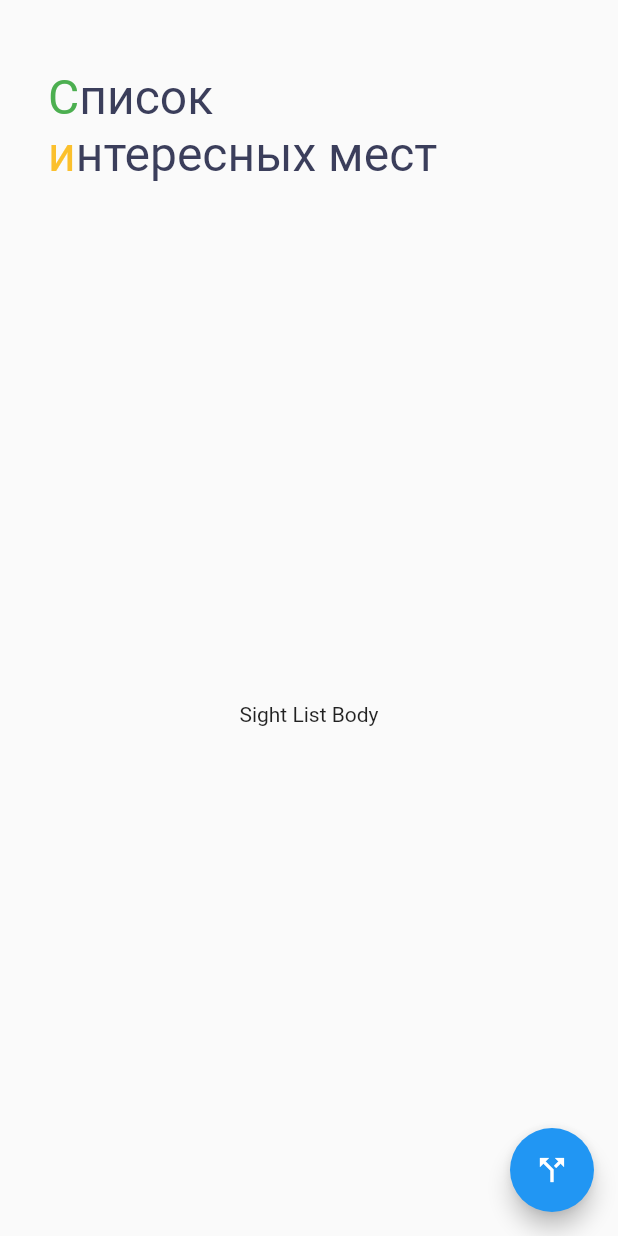
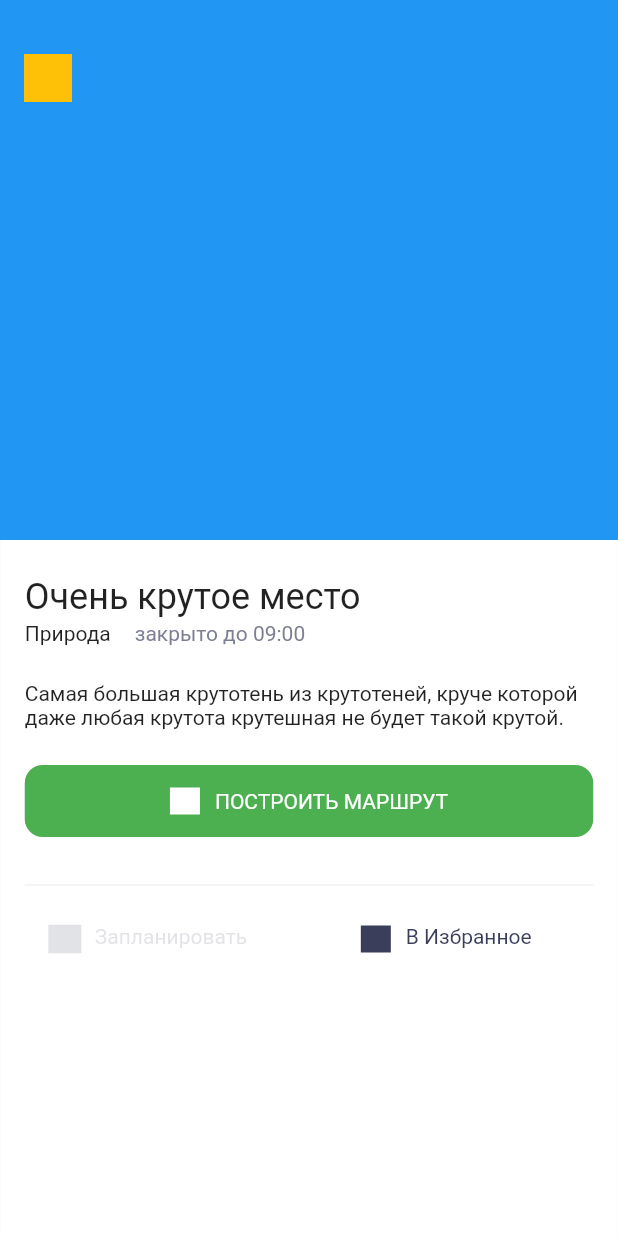
Before and after one commit to alexb82/surf-flutter-course-balashov, a Flutter app: the screen it shows after launch, on a phone screen of 412 x 824 dp. Run offline on Flutter 3.47's test engine with Material 2 defaults, Android fonts, the phone set to English and light mode, and no system bars.

Commit message:
Task 4.3 with bad font

```diff
--- /dev/null
+++ b/lib/UI/screen/sight_card.dart
@@ -0,0 +1,70 @@
+import 'package:flutter/material.dart';
+import 'package:places/domain/sight.dart';
+
+class SightCard extends StatelessWidget {
+  final Sight sight;
+
+  SightCard(this.sight);
+
+  @override
+  Widget build(BuildContext context) {
+    return Padding(
+      padding: EdgeInsets.all(16),
+      child: Column(children: [
+        Container(
+          width: 328,
+          height: 96,
+          decoration: BoxDecoration(
+            color: Colors.red,
+            borderRadius:
+                BorderRadius.vertical(
+                  top: Radius.circular(16),
+                ),
+          ),
+          child: Stack(
+            children: [
+              Align(
+                alignment: Alignment(-0.902, -0.667),
+                child: Text(sight.type),
+
+              ),
+              Align(
+                alignment: Alignment(0.89,-0.604),
+                child: Container(
+                  width: 20,
+                  height: 18,
+                  color: Colors.black,
+                ),
+              ),
+            ],
+          )
+        ),
+        Container(
+          width: 328,
+          height: 92,
+          color: Color(0xFFF5F5F5),
+          child: Padding(
+            padding: EdgeInsets.fromLTRB(16, 16, 16, 0),
+            child: Column(
+
+            children: [
+              Container(
+
+                width: 296,
+                child: Text(sight.name, textAlign: TextAlign.left, ),
+              ),
+              Container(
+                width: 296,
+                margin: EdgeInsets.only(
+                  top: 2,
+                ),
+                child: Text(sight.url, textAlign: TextAlign.left,style: TextStyle(color: Color(0xFF7C7E92)), )
+              )
+            ],
+          ),
+        ),
+        ),
+      ]),
+    );
+  }
+}
--- a/lib/UI/screen/sight_list_screen.dart
+++ b/lib/UI/screen/sight_list_screen.dart
@@ -1,4 +1,6 @@
 import 'package:flutter/material.dart';
+import 'package:places/UI/screen/sight_card.dart';
+import 'package:places/mocks.dart';
 
 class NotColoredText extends StatelessWidget {
   @override
@@ -17,79 +19,39 @@ class NotColoredText extends StatelessWidget {
   }
 }
 
-class ColoredText extends StatelessWidget {
-  @override
-  Widget build(BuildContext context) {
-    return (RichText(
-      text: TextSpan(
-        text: "С",
-        style: TextStyle(
-          fontFamily: "Roboto",
-          fontSize: 32,
-          color: Color(0xFF4CAF50),
-        ),
-        children: [
-          TextSpan(
-            text: "писок\n",
-            style: TextStyle(
-              fontFamily: "Roboto",
-              fontSize: 32,
-              color: Color(0xFF3B3E5B),
-            ),
-          ),
-          TextSpan(
-            text: "и",
-            style: TextStyle(
-              fontFamily: "Roboto",
-              fontSize: 32,
-              color: Color(0xFFFBC02D),
-            ),
-          ),
-          TextSpan(
-            text: "нтересных мест",
-            style: TextStyle(
-              fontFamily: "Roboto",
-              fontSize: 32,
-              color: Color(0xFF3B3E5B),
-            ),
-          ),
-        ],
-      ),
-    ));
-  }
-}
-
 class SightListScreen extends StatefulWidget {
   @override
   _SightListScreenState createState() => _SightListScreenState();
 }
 
 class _SightListScreenState extends State<SightListScreen> {
-  var colored = false;
-
-  void splitColor() {
-    setState(() {
-      colored = !colored;
+  List<Widget> _getSightsList() {
+    return new List<Widget>.generate(mocks.length, (int index) {
+      return SightCard(mocks[index]);
     });
   }
 
   @override
   Widget build(BuildContext context) {
     return Scaffold(
+      backgroundColor: Colors.white,
       appBar: AppBar(
         title: Padding(
           padding: EdgeInsets.fromLTRB(16, 40, 16, 0),
-          child: colored ? NotColoredText() : ColoredText(),
+          child: NotColoredText(),
         ),
         backgroundColor: Colors.transparent,
         elevation: 0,
         toolbarHeight: 128,
       ),
-      body: Center(
-        child: Text("Sight List Body"),
+      body: Container(
+        width: 400,
+        child: SingleChildScrollView(
+          child: Column(
+            children: _getSightsList(),
+          ),
+        ),
       ),
-      floatingActionButton: FloatingActionButton(
-          onPressed: splitColor, child: Icon(Icons.call_split)),
     );
   }
 }
--- /dev/null
+++ b/lib/UI/screen/sightdetails.dart
@@ -0,0 +1,274 @@
+import 'package:flutter/material.dart';
+import 'package:places/domain/sight.dart';
+
+class SightDetails extends StatelessWidget {
+  final Sight sight;
+
+  SightDetails(this.sight);
+
+  Widget _buildPlanButton(BuildContext context) {
+    return Container(
+      width: 164,
+      height: 40,
+      child: Row(
+        mainAxisAlignment: MainAxisAlignment.center,
+        children: [
+          Container(
+            width: 22,
+            height: 19,
+            color: Color(0x387C7E92),
+            alignment: Alignment.topLeft,
+            padding: EdgeInsets.only(
+              top: 10.5,
+              left: 17,
+            ),
+          ),
+          Container(
+            alignment: Alignment.topLeft,
+            padding: EdgeInsets.only(
+              left: 9,
+              top: 10.5,
+            ),
+            child: Text(
+              'Запланировать',
+              style: TextStyle(
+                color: Color(0x387C7E92),
+              ),
+            ),
+          ),
+        ],
+      ),
+    );
+  }
+
+  Widget _buildFavButton(BuildContext context) {
+    return Padding(
+      padding: EdgeInsets.only(
+        right: 16,
+      ),
+      child: Container(
+        width: 164,
+        height: 40,
+        child: Row(
+          mainAxisAlignment: MainAxisAlignment.center,
+          children: [
+            Container(
+              width: 20,
+              height: 18,
+              color: Color(0xFF3B3E5B),
+              alignment: Alignment.topLeft,
+              padding: EdgeInsets.only(
+                top: 11,
+                left: 26,
+              ),
+            ),
+            Container(
+              alignment: Alignment.topLeft,
+              padding: EdgeInsets.only(
+                left: 10,
+                top: 10.5,
+              ),
+              child: Text(
+                'В Избранное',
+                style: TextStyle(
+                  color: Color(0xFF3B3E5B),
+                ),
+              ),
+            ),
+          ],
+        ),
+      ),
+    );
+  }
+
+  Widget _buildSightAdditionalButtons(BuildContext context) {
+    return Padding(
+      padding: EdgeInsets.only(
+        top: 8,
+      ),
+      child: Row(
+        mainAxisAlignment: MainAxisAlignment.spaceBetween,
+        children: [
+          _buildPlanButton(context),
+          _buildFavButton(context),
+        ],
+      ),
+    );
+  }
+
+  Widget _buildSightAddInfo(BuildContext context) {
+    return Container(
+      padding: EdgeInsets.only(
+        top: 2,
+      ),
+      child: Row(
+        children: [
+          Container(
+            child: Text(
+              sight.type,
+              style: TextStyle(
+                fontSize: 14,
+                fontWeight: FontWeight.normal,
+              ),
+            ),
+          ),
+          Container(
+            padding: EdgeInsets.only(
+              left: 16,
+            ),
+            child: Text(
+              'закрыто до 09:00',
+              style: TextStyle(
+                fontSize: 14,
+                fontWeight: FontWeight.normal,
+                color: Color(0xFF7C7E92),
+              ),
+            ),
+          ),
+        ],
+      ),
+    );
+  }
+
+  Widget _buildSightName(BuildContext context) {
+    return Container(
+      alignment: Alignment.topLeft,
+      child: Text(
+        sight.name,
+        textAlign: TextAlign.left,
+        style: TextStyle(
+          fontSize: 24,
+          fontWeight: FontWeight.normal,
+        ),
+      ),
+    );
+  }
+
+  Widget _buildSightDetails(BuildContext context) {
+    return Container(
+      alignment: Alignment.topLeft,
+      padding: EdgeInsets.only(
+        top: 24,
+      ),
+      child: Text(
+        sight.details,
+        style: TextStyle(
+          fontSize: 14,
+          fontWeight: FontWeight.normal,
+          fontStyle: FontStyle.normal,
+        ),
+      ),
+    );
+  }
+
+  Widget _buildDivider(BuildContext context) {
+    return Container(
+      padding: EdgeInsets.only(
+        top: 24,
+      ),
+      child: Divider(
+        color: Color(0x247C7E92),
+        thickness: 0.8,
+      ),
+    );
+  }
+
+  Widget _buildGallery(BuildContext context) {
+    return Container(
+      height: 360,
+      width: MediaQuery.of(context).size.width,
+      color: Colors.blue,
+      child: Padding(
+        padding: EdgeInsets.only(
+          left: 16,
+          top: 36,
+        ),
+        child: Container(
+          alignment: Alignment.topLeft,
+          child: SizedBox(
+            width: 32.0,
+            height: 32.0,
+            child: const DecoratedBox(
+              decoration: const BoxDecoration(color: Colors.amber),
+            ),
+          ),
+        ),
+      ),
+    );
+  }
+
+  Widget _buildRouteButton(BuildContext context) {
+    return Padding(
+      //Button route
+      padding: EdgeInsets.only(
+        top: 24,
+      ),
+      child: Container(
+        alignment: Alignment.center,
+        height: 48,
+        decoration: BoxDecoration(
+          color: Color(0xFF4CAF50),
+          borderRadius: BorderRadius.circular(12),
+        ),
+        child: Row(
+          mainAxisAlignment: MainAxisAlignment.center,
+          children: [
+            Container(
+              width: 20,
+              height: 18,
+              color: Colors.white,
+            ),
+            Container(
+              padding: EdgeInsets.only(
+                left: 10,
+              ),
+              child: Text(
+                'ПОСТРОИТЬ МАРШРУТ',
+                style: TextStyle(color: Colors.white),
+              ),
+            ),
+          ],
+        ),
+      ),
+    );
+  }
+
+  @override
+  Widget build(BuildContext context) {
+    return SizedBox(
+      width: MediaQuery.of(context).size.width,
+      child: Stack(
+        children: [
+          Padding(
+            padding: EdgeInsets.fromLTRB(0.5, 64, 0.5, 0),
+            child: Container(
+              alignment: Alignment.bottomCenter,
+              height: MediaQuery.of(context).size.height - 64,
+              color: Colors.white,
+              child: Container(
+                //content here
+                alignment: Alignment.topLeft,
+                padding: EdgeInsets.only(
+                  left: 16,
+                  top: 320,
+                  right: 16,
+                ),
+                child: Column(
+                  children: [
+                    _buildSightName(context),
+                    _buildSightAddInfo(context),
+                    _buildSightDetails(context),
+                    _buildRouteButton(context),
+                    _buildDivider(context),
+                    _buildSightAdditionalButtons(context),
+                  ],
+                ),
+              ),
+            ),
+          ),
+          _buildGallery(context),
+        ],
+      ),
+    );
+  }
+}
--- /dev/null
+++ b/lib/domain/sight.dart
@@ -0,0 +1,10 @@
+class Sight {
+  final String name;
+  final double lat;
+  final double lon;
+  final String url;
+  final String details;
+  final String type;
+
+  Sight(this.name, this.lat, this.lon, this.url, this.details, this.type);
+}
--- a/lib/main.dart
+++ b/lib/main.dart
@@ -1,5 +1,6 @@
 import 'package:flutter/material.dart';
-import 'package:places/UI/screen/sight_list_screen.dart';
+import 'package:places/UI/screen/sightdetails.dart';
+import 'package:places/mocks.dart';
 
 void main() {
   runApp(App());
@@ -11,7 +12,7 @@ class App extends StatelessWidget {
     return MaterialApp(
       title: "Task 3.5!",
       home: Material(
-        child: SightListScreen(),
+        child: SightDetails(mocks[0]),
       ),
     );
   }
--- /dev/null
+++ b/lib/mocks.dart
@@ -0,0 +1,44 @@
+import 'package:places/domain/sight.dart';
+
+final List<Sight> mocks = [
+  Sight(
+    'Очень крутое место',
+    1.23456,
+    7.89012,
+    'cool.com',
+    'Самая большая крутотень из крутотеней, круче которой даже любая крутота крутешная не будет такой крутой.',
+    'Природа',
+  ),
+  Sight(
+    'Очень отстойное место',
+    1.23456,
+    7.89012,
+    'shit.com',
+    'Самый большой отстой из всех остоев',
+    'Бар',
+  ),
+  Sight(
+    'Ну такое себе место',
+    1.23456,
+    7.89012,
+    'sosolala.com',
+    'Ну такое себе местечко. Бывает и хуже, конечно, но и получше тоже не мало',
+    'Клуб',
+  ),
+  Sight(
+    'Крутая рыбалка',
+    1.23456,
+    7.89012,
+    'coolfishing.com',
+    'Карась клюет прямо на берегу, полтонные щуки, бешенные окуни и самые жирные сазаны на свете',
+    'Рыбалка',
+  ),
+  Sight(
+    'Фиговая рыбалка',
+    1.23456,
+    7.89012,
+    'shitfishing.com',
+    'За полгода здесь клевало всего два раза - ротан и старый ботинок. \nУбить время и никого не поймать - это к нам',
+    'Рыбалка',
+  ),
+];
```
Also changed, not shown: 2 other files.
